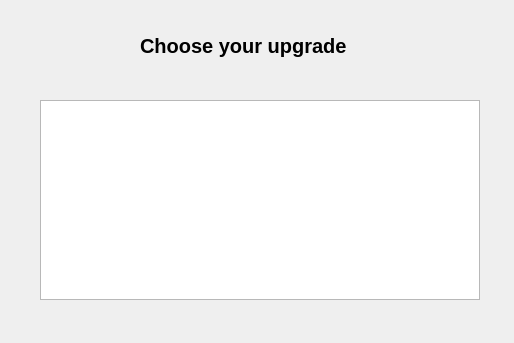
Above: upgradepawn.ui from HugH-CRT/Echecs before the change. Below: the same form after it.
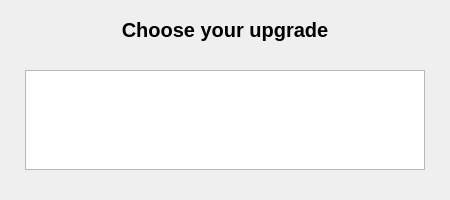
That is the form after the change.

What changed in the file:
```diff
--- a/upgradepawn.ui
+++ b/upgradepawn.ui
@@ -6,44 +6,100 @@
    <rect>
     <x>0</x>
     <y>0</y>
-    <width>514</width>
-    <height>343</height>
+    <width>450</width>
+    <height>200</height>
    </rect>
   </property>
+  <property name="minimumSize">
+   <size>
+    <width>0</width>
+    <height>0</height>
+   </size>
+  </property>
+  <property name="maximumSize">
+   <size>
+    <width>16679</width>
+    <height>16679</height>
+   </size>
+  </property>
   <property name="windowTitle">
    <string>Dialog</string>
   </property>
   <widget class="QLabel" name="Title">
    <property name="geometry">
     <rect>
-     <x>140</x>
-     <y>30</y>
-     <width>221</width>
-     <height>31</height>
+     <x>75</x>
+     <y>15</y>
+     <width>300</width>
+     <height>30</height>
     </rect>
    </property>
    <property name="font">
     <font>
      <pointsize>15</pointsize>
-     <weight>75</weight>
      <bold>true</bold>
     </font>
    </property>
    <property name="text">
     <string>Choose your upgrade</string>
    </property>
+   <property name="alignment">
+    <set>Qt::AlignCenter</set>
+   </property>
+   <property name="openExternalLinks">
+    <bool>false</bool>
+   </property>
   </widget>
   <widget class="QTableView" name="pieceUpgrade">
    <property name="geometry">
     <rect>
-     <x>40</x>
-     <y>100</y>
-     <width>440</width>
-     <height>200</height>
+     <x>25</x>
+     <y>70</y>
+     <width>400</width>
+     <height>100</height>
     </rect>
    </property>
+   <property name="minimumSize">
+    <size>
+     <width>400</width>
+     <height>100</height>
+    </size>
+   </property>
+   <property name="maximumSize">
+    <size>
+     <width>400</width>
+     <height>100</height>
+    </size>
+   </property>
+   <property name="cursor" stdset="0">
+    <cursorShape>OpenHandCursor</cursorShape>
+   </property>
    <property name="lineWidth">
-    <number>2</number>
+    <number>0</number>
+   </property>
+   <property name="verticalScrollBarPolicy">
+    <enum>Qt::ScrollBarAlwaysOff</enum>
+   </property>
+   <property name="horizontalScrollBarPolicy">
+    <enum>Qt::ScrollBarAlwaysOff</enum>
+   </property>
+   <property name="autoScroll">
+    <bool>false</bool>
+   </property>
+   <property name="editTriggers">
+    <set>QAbstractItemView::NoEditTriggers</set>
+   </property>
+   <property name="tabKeyNavigation">
+    <bool>true</bool>
+   </property>
+   <property name="showDropIndicator" stdset="0">
+    <bool>false</bool>
+   </property>
+   <property name="dragDropOverwriteMode">
+    <bool>false</bool>
+   </property>
+   <property name="selectionMode">
+    <enum>QAbstractItemView::SingleSelection</enum>
    </property>
    <property name="iconSize">
     <size>
@@ -51,15 +107,39 @@
      <height>0</height>
     </size>
    </property>
+   <property name="textElideMode">
+    <enum>Qt::ElideLeft</enum>
+   </property>
    <property name="showGrid">
     <bool>false</bool>
    </property>
    <attribute name="horizontalHeaderVisible">
     <bool>false</bool>
    </attribute>
+   <attribute name="horizontalHeaderMinimumSectionSize">
+    <number>50</number>
+   </attribute>
+   <attribute name="horizontalHeaderDefaultSectionSize">
+    <number>100</number>
+   </attribute>
+   <attribute name="horizontalHeaderHighlightSections">
+    <bool>false</bool>
+   </attribute>
    <attribute name="verticalHeaderVisible">
     <bool>false</bool>
    </attribute>
+   <attribute name="verticalHeaderCascadingSectionResizes">
+    <bool>false</bool>
+   </attribute>
+   <attribute name="verticalHeaderMinimumSectionSize">
+    <number>50</number>
+   </attribute>
+   <attribute name="verticalHeaderDefaultSectionSize">
+    <number>100</number>
+   </attribute>
+   <attribute name="verticalHeaderHighlightSections">
+    <bool>false</bool>
+   </attribute>
   </widget>
  </widget>
  <resources/>
```
Left out of the diff: 2 changed lines with no effect on the pictures.
